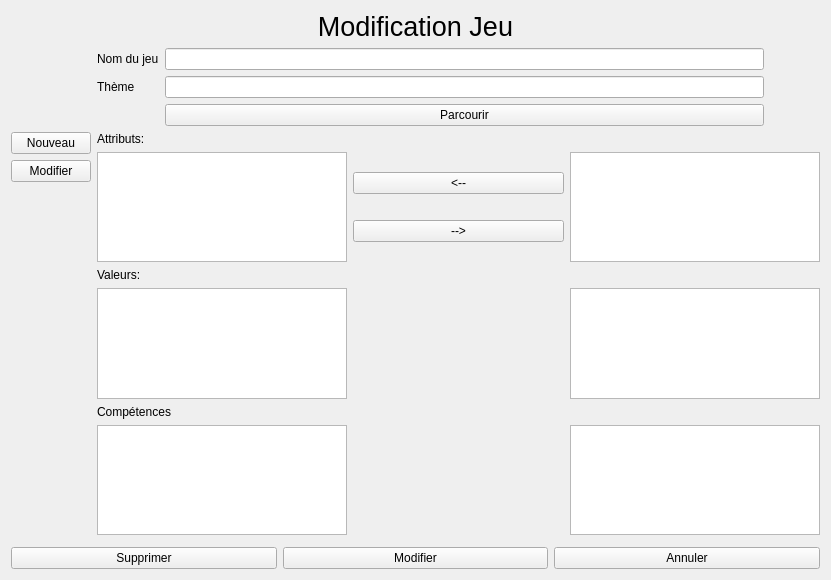
helarion/Application-JDR, file fenetre/formModifierJeu.ui: the form before one commit.
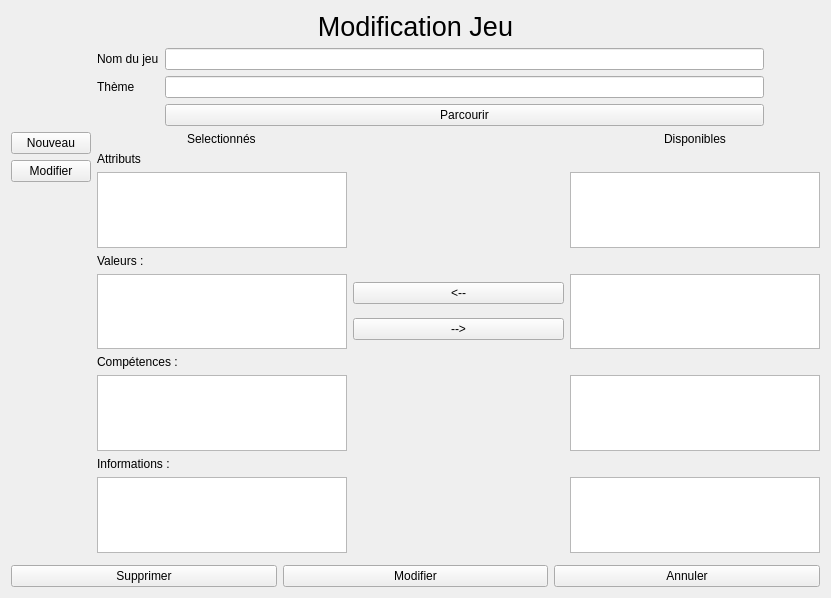
The form after the commit. Icons and pictures are not drawn.

The edit to the form file:
```diff
--- a/fenetre/formModifierJeu.ui
+++ b/fenetre/formModifierJeu.ui
@@ -7,7 +7,7 @@
     <x>0</x>
     <y>0</y>
     <width>831</width>
-    <height>580</height>
+    <height>598</height>
    </rect>
   </property>
   <property name="windowTitle">
@@ -45,16 +45,6 @@
          <property name="topMargin">
           <number>0</number>
          </property>
-         <item row="1" column="2">
-          <widget class="QListWidget" name="listAttributDisp">
-           <property name="maximumSize">
-            <size>
-             <width>250</width>
-             <height>400</height>
-            </size>
-           </property>
-          </widget>
-         </item>
          <item row="4" column="0">
           <widget class="QListWidget" name="listValeurSelect">
            <property name="maximumSize">
@@ -65,14 +55,17 @@
            </property>
           </widget>
          </item>
-         <item row="5" column="0">
-          <widget class="QLabel" name="label_6">
-           <property name="text">
-            <string>Compétences</string>
+         <item row="2" column="2">
+          <widget class="QListWidget" name="listAttributDisp">
+           <property name="maximumSize">
+            <size>
+             <width>250</width>
+             <height>400</height>
+            </size>
            </property>
           </widget>
          </item>
-         <item row="1" column="0">
+         <item row="2" column="0">
           <widget class="QListWidget" name="listAttributSelect">
            <property name="minimumSize">
             <size>
@@ -88,6 +81,13 @@
            </property>
           </widget>
          </item>
+         <item row="5" column="0">
+          <widget class="QLabel" name="label_6">
+           <property name="text">
+            <string>Compétences :</string>
+           </property>
+          </widget>
+         </item>
          <item row="4" column="2">
           <widget class="QListWidget" name="listValeurDisp">
            <property name="maximumSize">
@@ -98,57 +98,19 @@
            </property>
           </widget>
          </item>
-         <item row="0" column="0">
-          <widget class="QLabel" name="label_4">
-           <property name="text">
-            <string>Attributs:</string>
-           </property>
-          </widget>
-         </item>
          <item row="3" column="0">
           <widget class="QLabel" name="label_5">
            <property name="text">
-            <string>Valeurs:</string>
+            <string>Valeurs :</string>
            </property>
           </widget>
          </item>
-         <item row="1" column="1">
-          <layout class="QHBoxLayout" name="horizontalLayout_2">
-           <property name="topMargin">
-            <number>0</number>
+         <item row="1" column="0">
+          <widget class="QLabel" name="label_4">
+           <property name="text">
+            <string>Attributs </string>
            </property>
-           <property name="rightMargin">
-            <number>0</number>
-           </property>
-           <item>
-            <layout class="QVBoxLayout" name="verticalLayout_3">
-             <property name="rightMargin">
-              <number>0</number>
-             </property>
-             <item>
-              <widget class="QPushButton" name="ajouterButton">
-               <property name="text">
-                <string>&lt;--</string>
-               </property>
-              </widget>
-             </item>
-             <item>
-              <widget class="QPushButton" name="supprimerButton">
-               <property name="text">
-                <string>--&gt;</string>
-               </property>
-              </widget>
-             </item>
-            </layout>
-           </item>
-          </layout>
-         </item>
-         <item row="7" column="0">
-          <layout class="QHBoxLayout" name="horizontalLayout_3">
-           <property name="topMargin">
-            <number>0</number>
-           </property>
-          </layout>
+          </widget>
          </item>
          <item row="6" column="0">
           <widget class="QListWidget" name="listCompetenceSelect">
@@ -170,6 +132,68 @@
            </property>
           </widget>
          </item>
+         <item row="8" column="0">
+          <widget class="QListWidget" name="listInformationSelect">
+           <property name="maximumSize">
+            <size>
+             <width>250</width>
+             <height>400</height>
+            </size>
+           </property>
+          </widget>
+         </item>
+         <item row="8" column="2">
+          <widget class="QListWidget" name="listInformationDisp">
+           <property name="maximumSize">
+            <size>
+             <width>250</width>
+             <height>400</height>
+            </size>
+           </property>
+          </widget>
+         </item>
+         <item row="4" column="1">
+          <layout class="QVBoxLayout" name="verticalLayout_3">
+           <property name="rightMargin">
+            <number>0</number>
+           </property>
+           <item>
+            <widget class="QPushButton" name="ajouterButton">
+             <property name="text">
+              <string>&lt;--</string>
+             </property>
+            </widget>
+           </item>
+           <item>
+            <widget class="QPushButton" name="supprimerButton">
+             <property name="text">
+              <string>--&gt;</string>
+             </property>
+            </widget>
+           </item>
+          </layout>
+         </item>
+         <item row="7" column="0">
+          <widget class="QLabel" name="label_7">
+           <property name="text">
+            <string>Informations :</string>
+           </property>
+          </widget>
+         </item>
+         <item row="0" column="0" alignment="Qt::AlignHCenter">
+          <widget class="QLabel" name="label_8">
+           <property name="text">
+            <string>Selectionnés</string>
+           </property>
+          </widget>
+         </item>
+         <item row="0" column="2" alignment="Qt::AlignHCenter">
+          <widget class="QLabel" name="label_9">
+           <property name="text">
+            <string>Disponibles</string>
+           </property>
+          </widget>
+         </item>
         </layout>
        </item>
        <item row="6" column="1">
```
